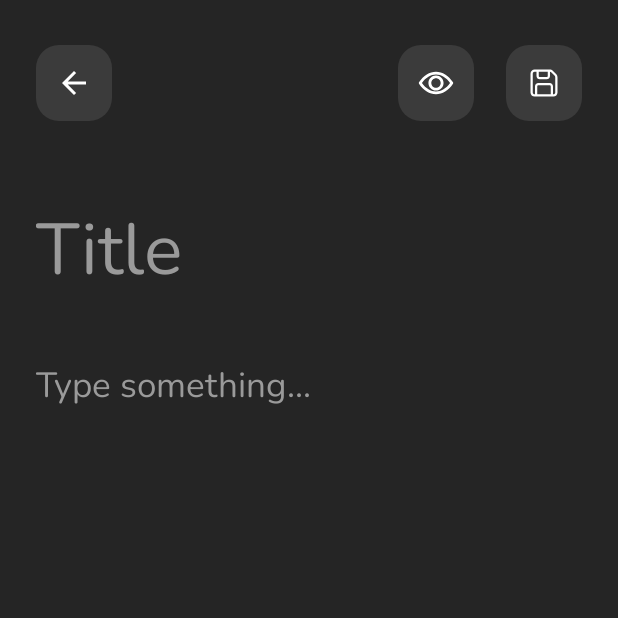
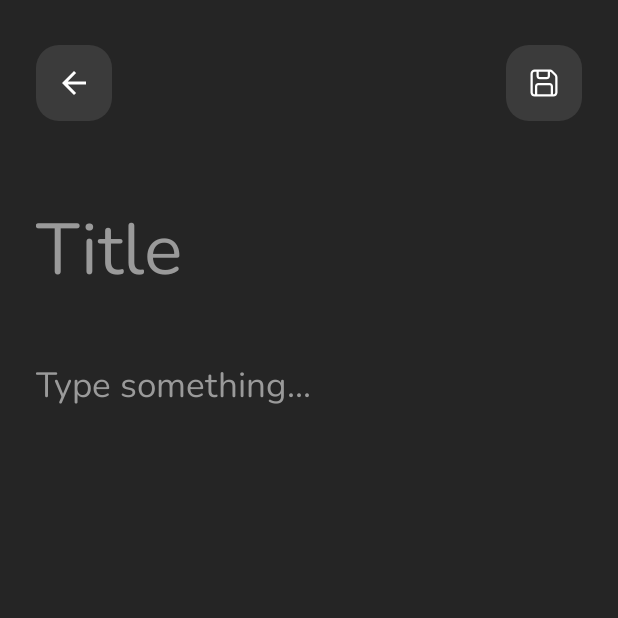
Before and after one commit to maxmvaas/Notes, an Android app: the NoteEditFragment screen opened through its navigation route, on a phone screen of 412 x 824 dp, the top half of it. Run offline under Robolectric (Android 15) with nearby library versions, the phone set to English and light mode, and no system bars.

Commit message:
info button feature

```diff
--- a/app/src/main/java/ru/maxmv/notes/presentation/note_edit/NoteEditFragment.kt
+++ b/app/src/main/java/ru/maxmv/notes/presentation/note_edit/NoteEditFragment.kt
@@ -87,7 +87,6 @@ class NoteEditFragment : Fragment() {
     private fun setStateEdit() {
         binding.buttonSave.visibility = View.GONE
         binding.editTextContent.hint = ""
-        binding.buttonPreview.visibility = View.GONE
         binding.buttonEdit.visibility = View.VISIBLE
         binding.editTextTitle.isEnabled = false
         binding.editTextContent.isEnabled = false
@@ -95,7 +94,6 @@ class NoteEditFragment : Fragment() {
 
     private fun setStateAdd() {
         binding.buttonSave.visibility = View.VISIBLE
-        binding.buttonPreview.visibility = View.VISIBLE
         binding.buttonEdit.visibility = View.GONE
         binding.editTextTitle.isEnabled = true
         binding.editTextContent.isEnabled = true
--- /dev/null
+++ b/app/src/main/res/drawable/popup_shape.xml
@@ -0,0 +1,5 @@
+<?xml version="1.0" encoding="utf-8"?>
+<shape xmlns:android="http://schemas.android.com/apk/res/android">
+    <corners android:radius="20sp" />
+    <solid android:color="@color/main" />
+</shape>
--- a/app/src/main/res/layout/fragment_note_edit.xml
+++ b/app/src/main/res/layout/fragment_note_edit.xml
@@ -36,20 +36,6 @@
                 app:tint="@color/white" />
 
             <ImageButton
-                android:id="@+id/button_preview"
-                android:layout_width="wrap_content"
-                android:layout_height="wrap_content"
-                android:layout_marginEnd="@dimen/toolbar_first_button_margin_end"
-                android:background="@drawable/menu_button_ripple"
-                android:contentDescription="@string/preview"
-                android:padding="@dimen/toolbar_menu_button_padding"
-                android:src="@drawable/ic_preview"
-                app:layout_constraintBottom_toBottomOf="parent"
-                app:layout_constraintEnd_toStartOf="@id/button_save"
-                app:layout_constraintTop_toTopOf="parent"
-                app:tint="@color/white" />
-
-            <ImageButton
                 android:id="@+id/button_save"
                 android:layout_width="wrap_content"
                 android:layout_height="wrap_content"
@@ -81,8 +67,8 @@
 
     <androidx.core.widget.NestedScrollView
         android:layout_width="match_parent"
-        android:layout_marginBottom="@dimen/appbar_padding_bottom"
-        android:layout_height="wrap_content">
+        android:layout_height="wrap_content"
+        android:layout_marginBottom="@dimen/appbar_padding_bottom">
 
         <LinearLayout
             android:layout_width="match_parent"
@@ -95,11 +81,11 @@
                 android:layout_height="wrap_content"
                 android:layout_marginHorizontal="@dimen/edit_text_margin_horizontal"
                 android:background="@null"
-                android:maxLines="5"
-                android:inputType="textMultiLine"
                 android:fontFamily="@font/nunito_regular"
                 android:hint="@string/title"
+                android:inputType="textMultiLine"
                 android:maxLength="60"
+                android:maxLines="5"
                 android:textColor="@color/white"
                 android:textColorHint="@color/hint"
                 android:textSize="@dimen/edit_text_title_size" />
--- a/app/src/main/res/values/strings.xml
+++ b/app/src/main/res/values/strings.xml
@@ -12,4 +12,6 @@
     <string name="type_something">Type something…</string>
     <string name="edit">Edit</string>
     <string name="delete">Delete</string>
+    <string name="popup_text">Designed by -\nRedesigned by -\nIllustrations -\nIcons -\nFont -</string>
+    <string name="made_by">Made by Maxim Vasilev with love</string>
 </resources>
```
Also changed, not shown: app/src/main/java/ru/maxmv/notes/presentation/notes_list/NotesListFragment.kt (+12 -0 lines), app/src/main/res/layout/popup_info.xml (added, +29 -0 lines).
